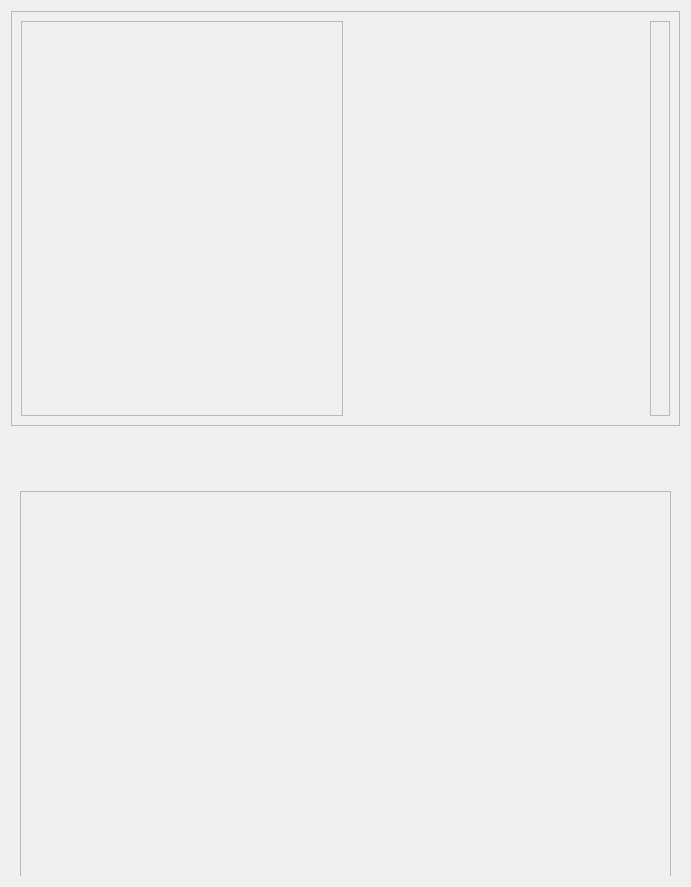
Above: source/modules/image_widget/ImageWidget.ui from josefkoller/ambient_image_processor before the change. Below: the same form after it.
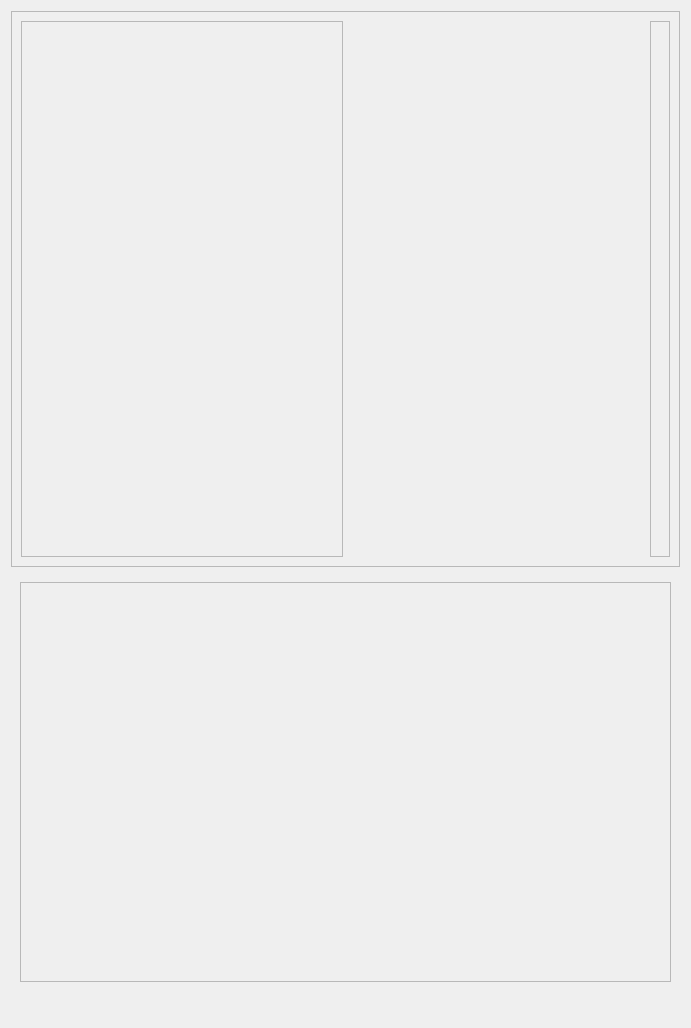
That is the form after the change.

Commit message: showing deshaded volume and shading. save button for the shading. update slice index of shading

The edit to the form file:
```diff
--- a/source/modules/image_widget/ImageWidget.ui
+++ b/source/modules/image_widget/ImageWidget.ui
@@ -7,7 +7,7 @@
     <x>0</x>
     <y>0</y>
     <width>691</width>
-    <height>887</height>
+    <height>1028</height>
    </rect>
   </property>
   <property name="windowTitle">
@@ -37,7 +37,7 @@
         <x>0</x>
         <y>0</y>
         <width>671</width>
-        <height>417</height>
+        <height>558</height>
        </rect>
       </property>
       <layout class="QHBoxLayout" name="horizontalLayout_6">
@@ -87,7 +87,7 @@
         <property name="maximumSize">
          <size>
           <width>16777215</width>
-          <height>300</height>
+          <height>16777215</height>
          </size>
         </property>
         <property name="widgetResizable">
```
The commit also changes 5 other files.
